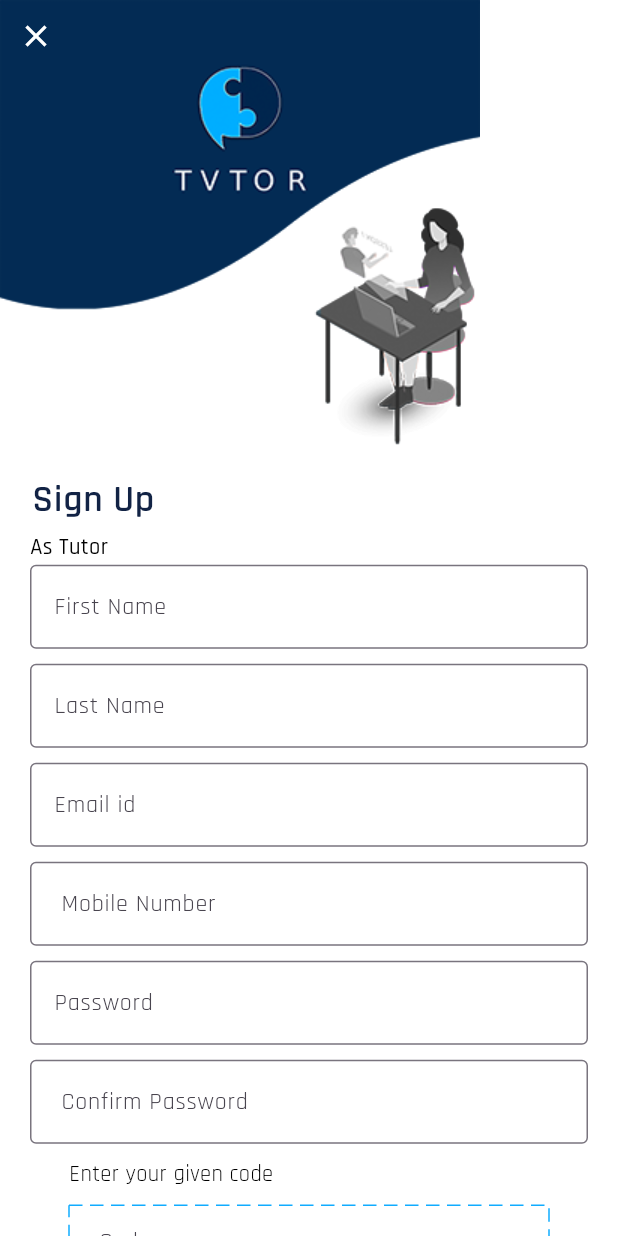
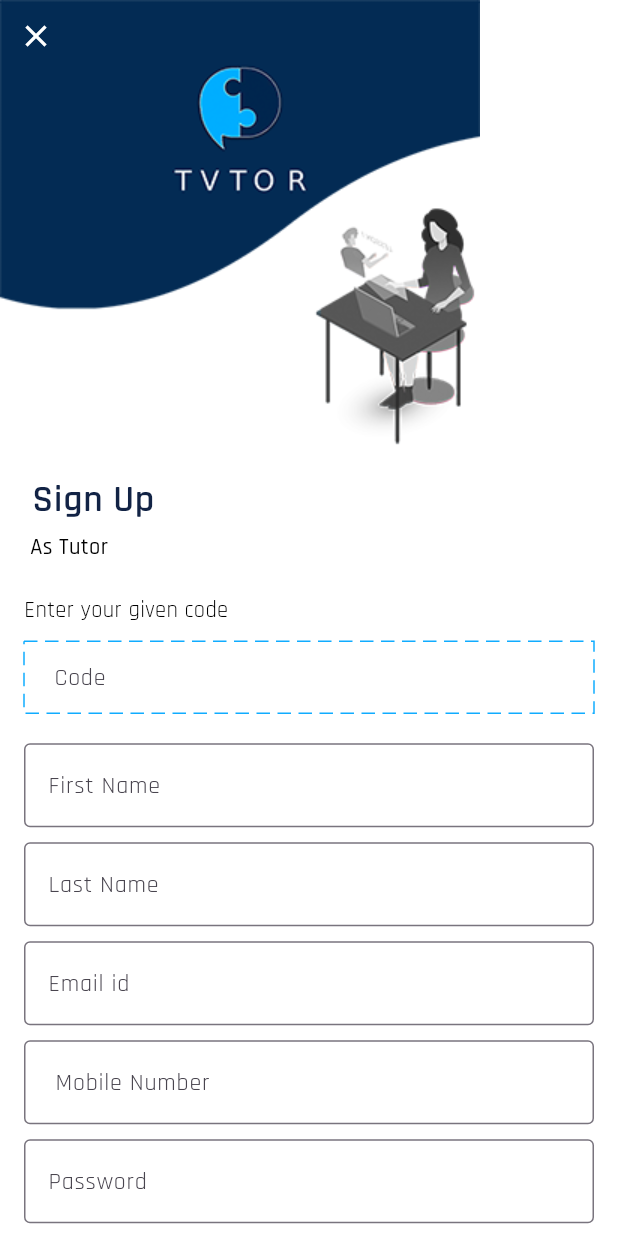
Before and after one commit to TVTOR/tvtorfrontend, a Flutter app: the TutorSignUp screen opened directly, on a phone screen of 412 x 824 dp. Run offline on Flutter 3.47's test engine with Material 3 defaults, Android fonts, the light colour scheme and no system bars; drawn by our look-alikes of dotted_border; our stand-ins replace device_info_plus, dio, easy_localization, firebase_core, firebase_messaging, flutter_local_notifications and 5 more; missing offline and left inert: dart:ffi, dio_http_cache_lts; accounts and stored records are empty; statements that could not run were skipped.

Commit message:
add code field to top

```diff
--- a/lib/TutorSignUp.dart
+++ b/lib/TutorSignUp.dart
@@ -18,10 +18,11 @@ import 'package:fluttertvtor/utils/CommonUtils.dart';
 import 'package:fluttertvtor/utils/SharedPrefHelper.dart';
 import 'package:fluttertvtor/utils/custom_views/CommonStrings.dart';
 import 'package:easy_localization/easy_localization.dart';
+
 class TutorSignUp extends StatefulWidget {
   final bool isTutor;
 
-  TutorSignUp({Key? key, this.title,required this.isTutor}) : super(key: key);
+  TutorSignUp({Key? key, this.title, required this.isTutor}) : super(key: key);
 
   final String? title;
 
@@ -36,7 +37,6 @@ class _MyHomePageState extends State<TutorSignUp> with RegisterContract {
 //  String _locationSelection;
 //  List data = List();
 
-
   TextEditingController userFirstNameController = new TextEditingController();
   TextEditingController userLastNameController = new TextEditingController();
   TextEditingController userEmailController = new TextEditingController();
@@ -48,8 +48,6 @@ class _MyHomePageState extends State<TutorSignUp> with RegisterContract {
   TextEditingController codeController = new TextEditingController();
   late RegisterPresenter presenter;
   late RegisterRequest request;
-
-
 
   @override
   void initState() {
@@ -86,7 +84,7 @@ class _MyHomePageState extends State<TutorSignUp> with RegisterContract {
 //      dataList = resBody.data.map((Data value) =>
 //          DropdownMenuItem<String>(child: Text(value.location))
 //      ).toList();
-      dataList = resBody.data?.data  ?? [];
+      dataList = resBody.data?.data ?? [];
     });
 
     print(resBody);
@@ -107,15 +105,10 @@ class _MyHomePageState extends State<TutorSignUp> with RegisterContract {
             body: SingleChildScrollView(
               child: Stack(
                 children: <Widget>[
-                  Container(
-                      child: Image.asset(
+                  Image.asset(
                     "assets/bg_white.png",
                     fit: BoxFit.fill,
                   ),
-                      decoration: BoxDecoration(
-                          image: DecorationImage(
-                              fit: BoxFit.fill,
-                              image: AssetImage("assets/bg_white.png")))),
                   Stack(
                     children: <Widget>[
                       Container(
@@ -134,7 +127,6 @@ class _MyHomePageState extends State<TutorSignUp> with RegisterContract {
                             Visibility(
                               visible: !isTutor,
                               child: Container(
-//                  color: Colors.pink,
                                 height: 100,
                                 child: ListTile(
                                   title: Padding(
@@ -173,7 +165,6 @@ class _MyHomePageState extends State<TutorSignUp> with RegisterContract {
                             Visibility(
                               visible: isTutor,
                               child: Container(
-//                          color: Colors.pink,
                                 height: 80,
                                 child: ListTile(
                                   title: Padding(
@@ -207,18 +198,43 @@ class _MyHomePageState extends State<TutorSignUp> with RegisterContract {
                               ),
                             ),
                             Padding(
-                                  padding: EdgeInsets.only(
-                                    top: 0,
-                                  ),
-                                ),
-                                Padding(
-                                  padding: const EdgeInsets.only(bottom: 20),
+                              padding:
+                                  const EdgeInsets.only(bottom: 20, top: 0),
                               child: Form(
                                   key: _formKey,
                                   child: Column(children: <Widget>[
+                                    Visibility(
+                                      visible: isTutor,
+                                      child: Container(
+                                        padding:
+                                            EdgeInsets.fromLTRB(16, 40, 16, 0),
+                                        child: Center(
+                                          child: Column(
+                                            crossAxisAlignment:
+                                                CrossAxisAlignment.start,
+                                            mainAxisAlignment:
+                                                MainAxisAlignment.start,
+                                            children: <Widget>[
+                                              Text(
+                                                tr('Form.Enter_your_given_code'),
+                                                style: TextStyle(
+                                                    color: Colors.black,
+                                                    fontSize: 15),
+                                              ),
+                                              Padding(
+                                                padding: EdgeInsets.only(
+                                                  top: 10,
+                                                ),
+                                              ),
+                                              container1
+                                            ],
+                                          ),
+                                        ),
+                                      ),
+                                    ),
                                     Container(
                                       padding:
-                                          EdgeInsets.fromLTRB(20, 20, 20, 0),
+                                          EdgeInsets.fromLTRB(16, 20, 16, 0),
                                       child: TextFormField(
                                         controller: userFirstNameController,
                                         decoration: InputDecoration(
@@ -230,13 +246,14 @@ class _MyHomePageState extends State<TutorSignUp> with RegisterContract {
 //                                          return 'Name must be more than 2 character';
 //                                        else
                                           if (val == null || val.isEmpty) {
-                                                return tr("Form.Please_Enter_First_Name");
+                                            return tr(
+                                                "Form.Please_Enter_First_Name");
                                           } else {
                                             return null;
                                           }
                                         },
                                         onSaved: (val) {
-                                              final value = val ??"";
+                                          final value = val ?? "";
                                           print("on saved name " +
                                               value +
                                               " >> " +
@@ -248,7 +265,7 @@ class _MyHomePageState extends State<TutorSignUp> with RegisterContract {
 
                                     Container(
                                       padding:
-                                          EdgeInsets.fromLTRB(20, 10, 20, 0),
+                                          EdgeInsets.fromLTRB(16, 10, 16, 0),
                                       child: TextFormField(
                                         controller: userLastNameController,
                                         decoration: InputDecoration(
@@ -259,14 +276,15 @@ class _MyHomePageState extends State<TutorSignUp> with RegisterContract {
 //                                        if (val.length < 3)
 //                                          return 'Name must be more than 2 character';
 //                                        else
-                                              if (val == null ||val.isEmpty) {
-                                                return tr('Form.Please_enter_Last_name');
+                                          if (val == null || val.isEmpty) {
+                                            return tr(
+                                                'Form.Please_enter_Last_name');
                                           } else {
                                             return null;
                                           }
                                         },
                                         onSaved: (val) {
-                                              final value = val ??"";
+                                          final value = val ?? "";
                                           print("on saved name " +
                                               value +
                                               " >> " +
@@ -276,7 +294,7 @@ class _MyHomePageState extends State<TutorSignUp> with RegisterContract {
                                     ),
                                     Container(
                                       padding:
-                                          EdgeInsets.fromLTRB(20, 10, 20, 0),
+                                          EdgeInsets.fromLTRB(16, 10, 16, 0),
                                       child: TextFormField(
 //                          obscureText: true,
                                         controller: userEmailController,
@@ -288,17 +306,18 @@ class _MyHomePageState extends State<TutorSignUp> with RegisterContract {
                                           if (!validateEmail(
                                               userEmailController.text)) {
                                             return CommonStrings.validEmail;
-                                              } else if (val == null || val.isEmpty) {
-                                                return tr("Form.Please_Enter_Email_Id");
+                                          } else if (val == null ||
+                                              val.isEmpty) {
+                                            return tr(
+                                                "Form.Please_Enter_Email_Id");
                                           }
                                           {
                                             return null;
                                           }
                                         },
                                         onSaved: (val) {
-                                              final value = val ??"";
-                                              print(
-                                                  "on saved email " +
+                                          final value = val ?? "";
+                                          print("on saved email " +
                                               value +
                                               " >> " +
                                               userEmailController.text);
@@ -310,7 +329,7 @@ class _MyHomePageState extends State<TutorSignUp> with RegisterContract {
                                         visible: !isTutor,
                                         child: Container(
                                           padding: EdgeInsets.fromLTRB(
-                                                  20, 10, 20, 0),
+                                              16, 10, 16, 0),
                                           child: Column(
                                             crossAxisAlignment:
                                                 CrossAxisAlignment.center,
@@ -328,7 +347,8 @@ class _MyHomePageState extends State<TutorSignUp> with RegisterContract {
                                                   ),
 //                                ),
 
-                                                      hint: Text(tr("Choose_Location")),
+                                                  hint: Text(
+                                                      tr("Choose_Location")),
                                                   items: dataList
                                                       .map((value) =>
                                                           DropdownMenuItem<
@@ -347,7 +367,8 @@ class _MyHomePageState extends State<TutorSignUp> with RegisterContract {
                                                     location = newVal;
                                                     print(location.toString());
                                                     if (location != null) {
-                                                          locationList.add(location!);
+                                                      locationList
+                                                          .add(location!);
                                                     }
                                                     setState(() {});
 //                                                        });
@@ -378,7 +399,7 @@ class _MyHomePageState extends State<TutorSignUp> with RegisterContract {
                                         visible: isTutor,
                                         child: Container(
                                           padding: EdgeInsets.fromLTRB(
-                                                  20, 10, 20, 0),
+                                              16, 10, 16, 0),
                                           child: Column(
                                             crossAxisAlignment:
                                                 CrossAxisAlignment.center,
@@ -391,22 +412,29 @@ class _MyHomePageState extends State<TutorSignUp> with RegisterContract {
                                                 decoration: InputDecoration(
                                                   border: OutlineInputBorder(),
 //                                labelText: 'Choose Location',
-                                                      labelText: tr('Form.Mobile_Number'),
+                                                  labelText:
+                                                      tr('Form.Mobile_Number'),
                                                 ),
                                                 validator: (String? val) {
-                                                      if (val == null || val.isEmpty) {
-                                                        return tr('Form.Please_enter_mobile_number');  // Or any message you want for empty input
+                                                  if (val == null ||
+                                                      val.isEmpty) {
+                                                    return tr(
+                                                        'Form.Please_enter_mobile_number'); // Or any message you want for empty input
                                                   }
                                                   if (val.length < 10) {
-                                                        return tr('Form.Wrong_Number');
+                                                    return tr(
+                                                        'Form.Wrong_Number');
                                                   }
-                                                      if (!validateMobile(userMobileController.text)) {
-                                                        return CommonStrings.validMobile;
+                                                  if (!validateMobile(
+                                                      userMobileController
+                                                          .text)) {
+                                                    return CommonStrings
+                                                        .validMobile;
                                                   }
                                                   return null;
                                                 },
                                                 onSaved: (val) {
-                                                      final value = val ??"";
+                                                  final value = val ?? "";
                                                   print(
                                                       "on saved mobileNumber " +
                                                           value +
@@ -422,7 +450,7 @@ class _MyHomePageState extends State<TutorSignUp> with RegisterContract {
                                         )),
                                     Container(
                                       padding:
-                                          EdgeInsets.fromLTRB(20, 10, 20, 0),
+                                          EdgeInsets.fromLTRB(16, 10, 16, 0),
                                       child: TextFormField(
                                           obscureText: true,
                                           controller: passwordController,
@@ -431,22 +459,25 @@ class _MyHomePageState extends State<TutorSignUp> with RegisterContract {
                                             labelText: tr('Form.Password'),
                                           ),
                                           validator: (val) {
-                                                if (val == null ||val.isEmpty) return tr('Form.Empty');
+                                            if (val == null || val.isEmpty)
+                                              return tr('Form.Empty');
                                             return null;
                                           }),
                                     ),
                                     Container(
                                       padding:
-                                          EdgeInsets.fromLTRB(20, 10, 20, 0),
+                                          EdgeInsets.fromLTRB(16, 10, 16, 0),
                                       child: TextFormField(
                                           obscureText: true,
                                           controller: confirmpasswordController,
                                           decoration: InputDecoration(
                                             border: OutlineInputBorder(),
-                                                labelText: tr('Form.Confirm_Password'),
+                                            labelText:
+                                                tr('Form.Confirm_Password'),
                                           ),
                                           validator: (val) {
-                                                if (val == null || val.isEmpty) return tr('Form.Empty');
+                                            if (val == null || val.isEmpty)
+                                              return tr('Form.Empty');
                                             if (val != passwordController.text)
                                               return tr('Form.Not_Match');
                                             return null;
@@ -456,42 +487,10 @@ class _MyHomePageState extends State<TutorSignUp> with RegisterContract {
                                     Padding(
                                       padding: EdgeInsets.only(top: 10),
                                     ),
-//                      Padding( padding: EdgeInsets.only(top: 20),),
-
-                                        Visibility(
-                                            visible: isTutor,
-                                            child: Container(
-                                                padding: EdgeInsets.fromLTRB(
-                                                    20, 0, 20, 0),
-                                                child: Center(
-                                                    child: Column(
-                                                        crossAxisAlignment:
-                                                        CrossAxisAlignment
-                                                            .start,
-                                                        mainAxisAlignment:
-                                                        MainAxisAlignment.start,
-                                                        children: <Widget>[
-                                                          Text(
-                                                            tr('Form.Enter_your_given_code'),
-                                                            style: TextStyle(
-                                                                color: Colors.black,
-                                                                fontSize: 15),
-                                                          ),
-                                                          Padding(
-                                                            padding: EdgeInsets.only(
-                                                              top: 10,
-                                                            ),
-                                                          ),
-                                                          Container(
-//                margin: EdgeInsets.only(left: 20,),
-                                                            width: 320,
-
-                                                            child: container1,
-                                                          )
-                                                        ])))),
+//                      Padding( padding: EdgeInsets.only(top: 20),)
                                     Container(
                                         padding:
-                                            EdgeInsets.fromLTRB(20, 10, 20, 10),
+                                            EdgeInsets.fromLTRB(16, 10, 16, 10),
                                         height: 70,
                                         width: 500,
                                         child: ElevatedButton(
@@ -499,8 +498,11 @@ class _MyHomePageState extends State<TutorSignUp> with RegisterContract {
                                             submit();
                                           },
                                           style: ElevatedButton.styleFrom(
-                                                backgroundColor: HexColor("#10acff"),
-                                                textStyle: TextStyle(color: Colors.white),// background color
+                                            backgroundColor:
+                                                HexColor("#10acff"),
+                                            textStyle: TextStyle(
+                                                color: Colors
+                                                    .white), // background color
                                           ),
                                           child: Text(
                                             'SIGN_UP',
@@ -533,10 +535,7 @@ class _MyHomePageState extends State<TutorSignUp> with RegisterContract {
         padding: EdgeInsets.fromLTRB(20, 0, 20, 0),
         dashPattern: [9, 5],
       ),
-      child: Container(
-//        height: 50,
       child: TextFormField(
-//      obscureText: true,
         controller: codeController,
         decoration: InputDecoration(
           hintText: tr('Form.Code'),
@@ -555,9 +554,6 @@ class _MyHomePageState extends State<TutorSignUp> with RegisterContract {
             return null;
           }
         },
-        ),
-        width: double.maxFinite,
-        decoration: BoxDecoration(),
       ),
     );
   }
@@ -594,7 +590,7 @@ class _MyHomePageState extends State<TutorSignUp> with RegisterContract {
       }
     } else {
       CommonUtils.showAlertDialog(
-          context, CommonStrings.alert, response.message ??"");
+          context, CommonStrings.alert, response.message ?? "");
     }
   }
 
@@ -636,8 +632,8 @@ class _MyHomePageState extends State<TutorSignUp> with RegisterContract {
           debugPrint("Network connected: $connected");
           CommonUtils.fullScreenProgress(context: context);
           // presenter.doRegister(jsonEncode(request));
-          var res = await NetworkUtil().post(
-              url: NetworkUtil.BASE_URL + "register", body: request);
+          var res = await NetworkUtil()
+              .post(url: NetworkUtil.BASE_URL + "register", body: request);
           rr.RegisterResponse response = rr.RegisterResponse.fromJson(res);
           Navigator.push(
               context,
@@ -647,7 +643,10 @@ class _MyHomePageState extends State<TutorSignUp> with RegisterContract {
                       )));
           if (response.success == true) {
             CommonUtils.dismissProgressDialog(context);
-        isTutor?  CommonUtils.showToast(msg: response.message ?? "") : CommonUtils.showToast(msg: tr("Tutor_Manager_Created_Successfully"));
+            isTutor
+                ? CommonUtils.showToast(msg: response.message ?? "")
+                : CommonUtils.showToast(
+                    msg: tr("Tutor_Manager_Created_Successfully"));
             Navigator.push(
                 context,
                 MaterialPageRoute(
@@ -661,7 +660,7 @@ class _MyHomePageState extends State<TutorSignUp> with RegisterContract {
                 context: context,
                 builder: (context) {
                   return AlertDialog(
-                    title: Text(response.message ??""),
+                    title: Text(response.message ?? ""),
                   );
                 });
           }
```
Lines whose indentation alone changed are shown as unchanged.
